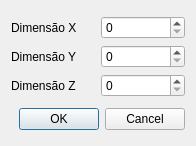
Above: dialogdimensoes.ui from matheusmfrb/Escultor_Parte_3 before the change. Below: the same form after it.
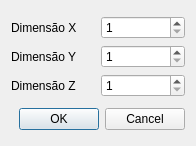
That is the form after the change.

What changed in the file:
```diff
--- a/dialogdimensoes.ui
+++ b/dialogdimensoes.ui
@@ -38,13 +38,37 @@
       </widget>
      </item>
      <item row="0" column="2">
-      <widget class="QSpinBox" name="spinBoxX"/>
+      <widget class="QSpinBox" name="spinBoxX">
+       <property name="minimum">
+        <number>1</number>
+       </property>
+       <property name="maximum">
+        <number>100</number>
+       </property>
+      </widget>
      </item>
      <item row="1" column="2">
-      <widget class="QSpinBox" name="spinBoxY"/>
+      <widget class="QSpinBox" name="spinBoxY">
+       <property name="minimum">
+        <number>1</number>
+       </property>
+       <property name="maximum">
+        <number>100</number>
+       </property>
+      </widget>
      </item>
      <item row="2" column="2">
-      <widget class="QSpinBox" name="spinBoxZ"/>
+      <widget class="QSpinBox" name="spinBoxZ">
+       <property name="minimum">
+        <number>1</number>
+       </property>
+       <property name="maximum">
+        <number>100</number>
+       </property>
+       <property name="value">
+        <number>1</number>
+       </property>
+      </widget>
      </item>
     </layout>
    </item>
```
